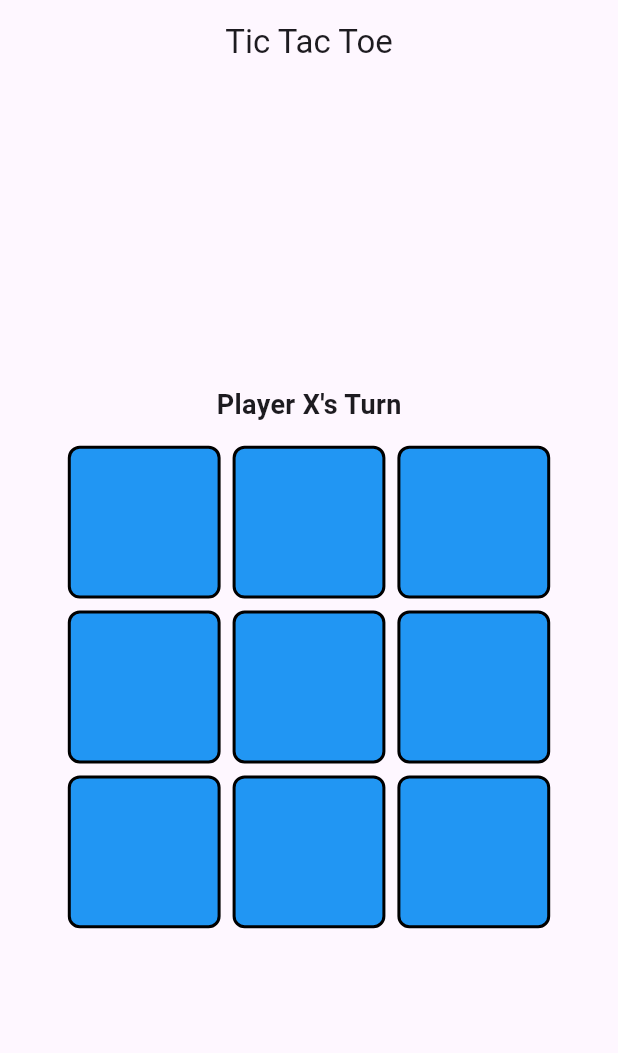
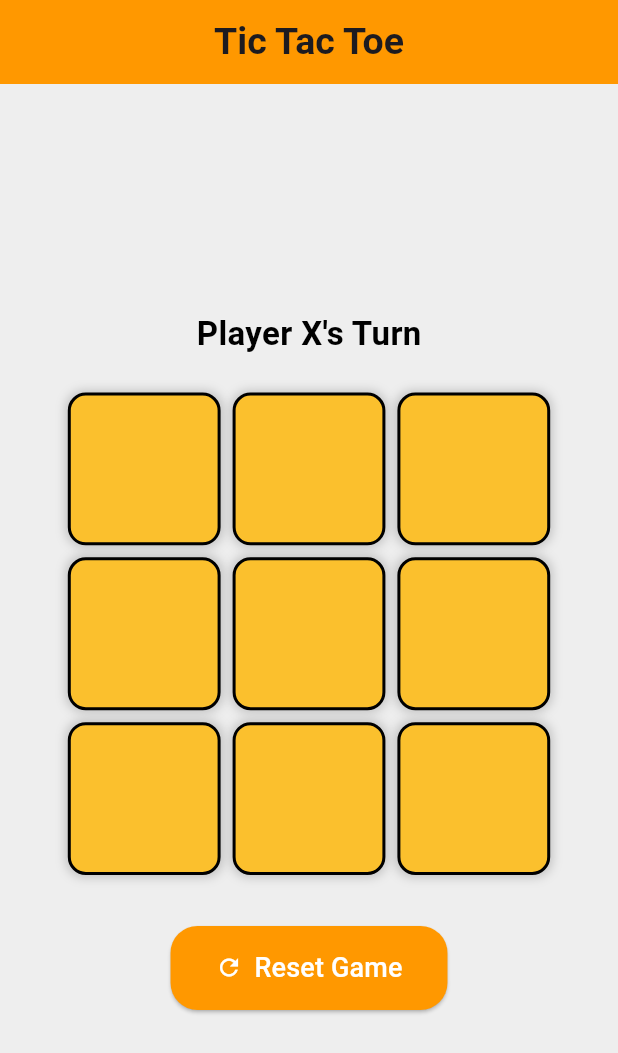
Before and after one commit to UKbhatt/Tic-Tac-Toe, a Flutter app: the screen it shows after launch, on a phone screen of 412 x 824 dp. Shown: the top 1053 px of the screen. Run offline on Flutter 3.47's test engine with Material 3 defaults, Android fonts, the phone set to English and light mode, and no system bars; our stand-ins replace confetti.

```diff
--- a/lib/home_screen.dart
+++ b/lib/home_screen.dart
@@ -1,4 +1,5 @@
 import 'package:flutter/material.dart';
+import 'package:confetti/confetti.dart';
 
 class HomeScreen extends StatefulWidget {
   const HomeScreen({super.key});
@@ -10,33 +11,81 @@ class HomeScreen extends StatefulWidget {
 class _HomeScreenState extends State<HomeScreen> {
   List<String> board = List.filled(9, '');
   int count = 0;
-  bool GameOver = false;
+  bool gameOver = false;
+  late ConfettiController _confettiController;
 
-  List<List<int>> winningCombinations = [
+  Map<int, List<List<int>>> moveWithWinningCombinations = {
+    0: [
       [0, 1, 2],
+      [0, 3, 6]
+    ],
+    1: [
+      [0, 1, 2],
+      [1, 4, 7]
+    ],
+    2: [
+      [0, 1, 2],
+      [2, 5, 8],
+      [2, 4, 6]
+    ],
+    3: [
       [3, 4, 5],
+      [3, 0, 6]
+    ],
+    4: [
+      [3, 4, 5],
+      [4, 1, 7],
+      [4, 0, 8],
+      [4, 2, 6]
+    ],
+    5: [
+      [3, 4, 5],
+      [5, 2, 8]
+    ],
+    6: [
       [6, 7, 8],
-    [0, 3, 6],
-    [1, 4, 7],
-    [2, 5, 8],
-    [0, 4, 8],
-    [2, 4, 6],
-  ];
+      [6, 0, 3],
+      [6, 4, 2]
+    ],
+    7: [
+      [6, 7, 8],
+      [7, 1, 4]
+    ],
+    8: [
+      [6, 7, 8],
+      [8, 2, 5],
+      [8, 0, 4]
+    ],
+  };
+
+  @override
+  void initState() {
+    super.initState();
+    _confettiController =
+        ConfettiController(duration: const Duration(seconds: 2));
+  }
+
+  @override
+  void dispose() {
+    _confettiController.dispose();
+    super.dispose();
+  }
 
   void resetGame() {
     setState(() {
       board = List.filled(9, '');
-      GameOver = false;
+      gameOver = false;
       count = 0;
     });
   }
 
-  Future<void> checkWinner() async {
-    for (var i in winningCombinations) {
-      if (board[i[0]] != '' &&
-          board[i[0]] == board[i[1]] &&
-          board[i[1]] == board[i[2]]) {
-        GameOver = true;
+  Future<void> checkWinner(int index) async {
+    for (var i in moveWithWinningCombinations[index]!) {
+      if (board[i[0]] == board[i[1]] &&
+          board[i[1]] == board[i[2]] &&
+          board[i[0]] != '') {
+        gameOver = true;
+        _confettiController.play();
         await showDialog(
           context: context,
           builder: (context) {
@@ -58,8 +107,9 @@ class _HomeScreenState extends State<HomeScreen> {
         return;
       }
     }
-    if (!board.contains('')) {
-      GameOver = true;
+
+    if (count == 9 && !gameOver) {
+      gameOver = true;
       await showDialog(
         context: context,
         builder: (context) {
@@ -81,26 +131,33 @@ class _HomeScreenState extends State<HomeScreen> {
     }
   }
 
-  OnCheck(int index) {
-    if (board[index] == '' && !GameOver) {
+  void onCheck(int index) {
+    if (board[index] == '' && !gameOver) {
       setState(() {
         board[index] = (count & 1) == 0 ? 'X' : 'O';
+        count++;
       });
-      count++;
-      checkWinner();
+      checkWinner(index);
     }
   }
 
   @override
   Widget build(BuildContext context) {
-    var dev_height = MediaQuery.of(context).size.height;
-    var dev_width = MediaQuery.of(context).size.width;
-    final gridSize =
-        dev_width < dev_height ? dev_width * 0.8 : dev_height * 0.3;
-    return Scaffold(
+    var devHeight = MediaQuery.of(context).size.height;
+    var devWidth = MediaQuery.of(context).size.width;
+    final gridSize = devWidth < devHeight ? devWidth * 0.8 : devHeight * 0.6;
+
+    return Stack(
+      children: [
+        Scaffold(
+          backgroundColor: Colors.grey[200],
           appBar: AppBar(
-        title: const Text("Tic Tac Toe"),
+            title: const Text(
+              "Tic Tac Toe",
+              style: TextStyle(fontWeight: FontWeight.bold, fontSize: 25),
+            ),
             centerTitle: true,
+            backgroundColor:Colors.orange,
           ),
           body: Center(
             child: Column(
@@ -108,34 +165,52 @@ class _HomeScreenState extends State<HomeScreen> {
               children: [
                 Text(
                   (count & 1) == 0 ? "Player X's Turn" : "Player O's Turn",
-              style:
-                  const TextStyle(fontSize: 18, fontWeight: FontWeight.bold),
+                  style: const TextStyle(
+                      fontSize: 22,
+                      fontWeight: FontWeight.bold,
+                      color: Colors.black),
                 ),
-            const SizedBox(
-              height: 10,
-            ),
+                const SizedBox(height: 20),
                 SizedBox(
                   height: gridSize,
                   width: gridSize,
                   child: GridView.builder(
-                gridDelegate: const SliverGridDelegateWithFixedCrossAxisCount(
+                    gridDelegate:
+                        const SliverGridDelegateWithFixedCrossAxisCount(
                             crossAxisCount: 3),
                     itemCount: 9,
                     itemBuilder: (context, index) {
                       return GestureDetector(
-                    onTap: () => OnCheck(index),
-                    child: Container(
+                        onTap: () {
+                          onCheck(index);
+                        },
+                        child: AnimatedContainer(
+                          duration: const Duration(milliseconds: 200),
+                          curve: Curves.bounceInOut,
                           margin: const EdgeInsets.all(4),
                           decoration: BoxDecoration(
-                        color: board[index] == '' ?  Colors.blue : Colors.red,
-                        borderRadius: BorderRadius.circular(8),
+                            color: board[index] == ''
+                                ?  Colors.yellow[700]
+                                : (board[index] == 'X'
+                                    ? Colors.red[400]
+                                    : Colors.blue[500]),
+                            borderRadius: BorderRadius.circular(12),
                             border: Border.all(color: Colors.black, width: 2),
+                            boxShadow: [
+                              BoxShadow(
+                                color: Colors.black.withOpacity(0.2),
+                                spreadRadius: 1,
+                                blurRadius: 5,
+                              ),
+                            ],
                           ),
                           child: Center(
                             child: Text(
                               board[index],
                               style: const TextStyle(
-                              color: Colors.white, fontSize: 24),
+                                  color: Colors.white,
+                                  fontSize: 32,
+                                  fontWeight: FontWeight.bold),
                             ),
                           ),
                         ),
@@ -143,9 +218,38 @@ class _HomeScreenState extends State<HomeScreen> {
                     },
                   ),
                 ),
+                const SizedBox(height: 30),
+                ElevatedButton.icon(
+                  onPressed: resetGame,
+                  style: ElevatedButton.styleFrom(
+                    backgroundColor: Colors.orange,
+                    padding: const EdgeInsets.symmetric(
+                        horizontal: 30, vertical: 15),
+                    shape: RoundedRectangleBorder(
+                      borderRadius: BorderRadius.circular(18),
+                    ),
+                  ),
+                  icon: const Icon(Icons.refresh , color: Colors.white,),
+                  label: const Text(
+                    "Reset Game",
+                    style: TextStyle(fontSize: 18 , color: Colors.white),
+                  ),
+                ),
               ],
             ),
           ),
+        ),
+        Align(
+          alignment: Alignment.topCenter,
+          child: ConfettiWidget(
+            confettiController: _confettiController,
+            blastDirectionality: BlastDirectionality.explosive,
+            shouldLoop: false,
+            numberOfParticles: 30,
+            emissionFrequency: 0.05,
+          ),
+        ),
+      ],
     );
   }
 }
--- a/pubspec.yaml
+++ b/pubspec.yaml
@@ -35,6 +35,10 @@ dependencies:
   # The following adds the Cupertino Icons font to your application.
   # Use with the CupertinoIcons class for iOS style icons.
   cupertino_icons: ^1.0.6
+  flutter_spinkit: ^5.2.1
+  animated_text_kit: ^4.2.2
+  confetti: ^0.8.0
+  flutter_animate: ^4.2.0
 
 dev_dependencies:
   flutter_test:
@@ -60,7 +64,7 @@ flutter:
 
   # To add assets to your application, add an assets section, like this:
   # assets:
-  #   - images/a_dot_burr.jpeg
+  #   - assets/images/
   #   - images/a_dot_ham.jpeg
 
   # An image asset can refer to one or more resolution-specific "variants", see
```
Also changed, not shown: pubspec.lock. Lines whose indentation alone changed are shown as unchanged.
